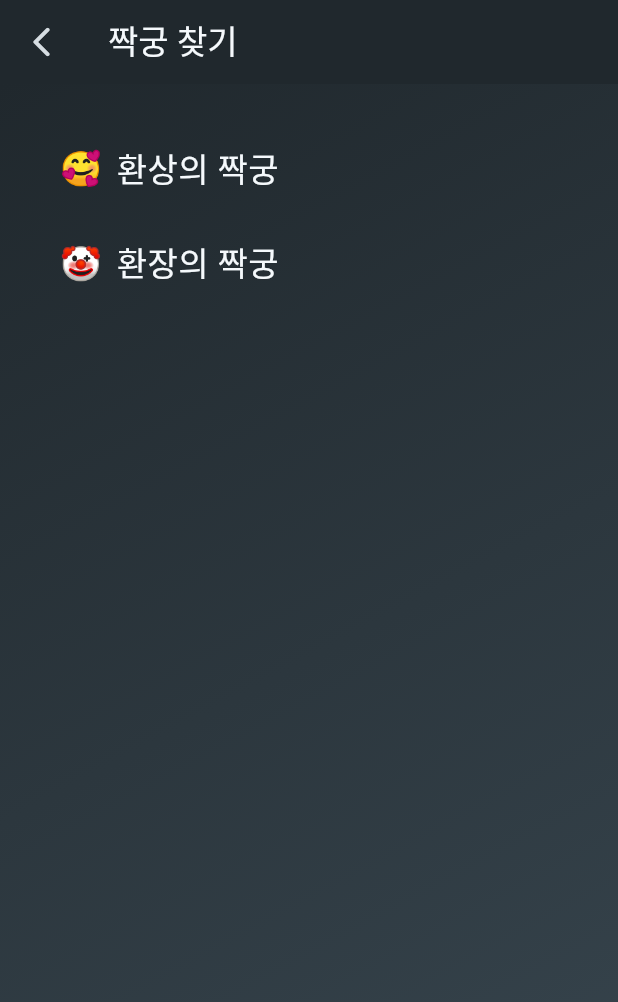
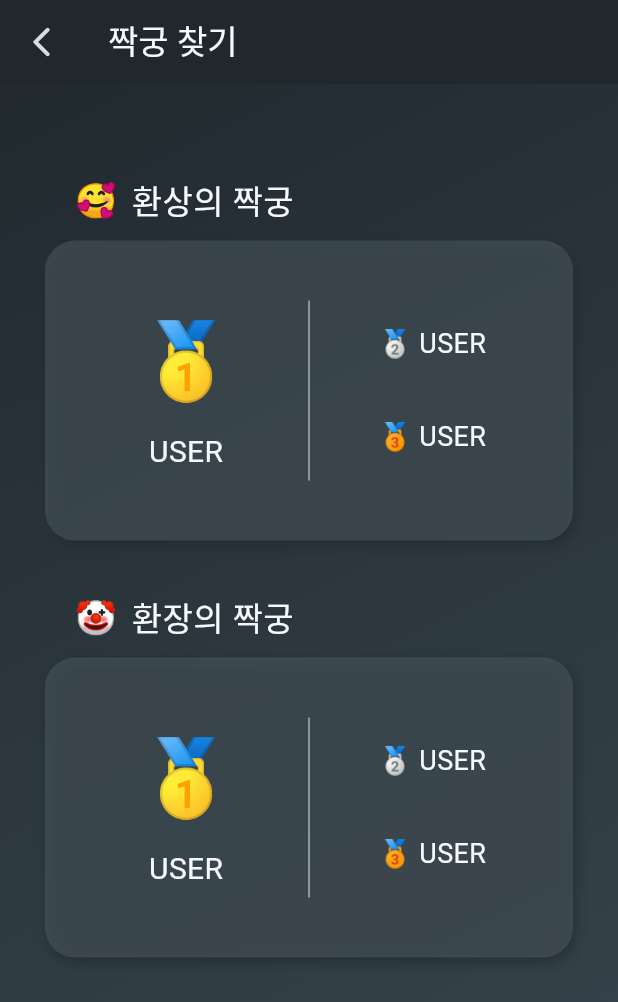
Before and after one commit to Match-Management-App/Frontend, a Flutter app: the screen it shows after launch, scrolled down 56 dp, after a tap on "내 환상/환장의 짝궁은?", on a phone screen of 412 x 824 dp. Shown: the top 1002 px of the screen. Run offline on Flutter 3.47's test engine with Material 3 defaults, Android fonts, the phone set to English and light mode, and no system bars; our stand-ins replace smooth_page_indicator, table_calendar; Roboto replaces fonts that are missing (Pretendard).

Commit message:
feat: 짝궁 랭킹 위젯 만들었는데 뭔가 허전함.. 사진 가져올까

```diff
--- /dev/null
+++ b/wanna_play_soccer/lib/FindPartner/Widget/partner_rank.dart
@@ -0,0 +1,70 @@
+import 'package:flutter/material.dart';
+import 'package:wanna_play_soccer/Theme/my_colors.dart';
+import 'package:wanna_play_soccer/Theme/my_theme.dart';
+
+class PartnerRank extends StatelessWidget {
+  const PartnerRank({
+    super.key,
+    required this.first,
+    required this.second,
+    required this.third,
+  });
+
+  final String first;
+  final String second;
+  final String third;
+
+  @override
+  Widget build(BuildContext context) {
+    return Container(
+      margin: const EdgeInsets.only(bottom: 15),
+      width: double.infinity,
+      height: 200,
+      padding: const EdgeInsets.all(20),
+      decoration: MyTheme.widgetDecoration,
+      child: Row(
+        children: [
+          Expanded(
+            child: Column(
+              mainAxisAlignment: MainAxisAlignment.center,
+              children: [
+                const Text(
+                  "🥇",
+                  style: TextStyle(
+                    fontSize: 50,
+                  ),
+                ),
+                const SizedBox(height: 10),
+                Text(
+                  first,
+                  style: MyTheme.header3,
+                ),
+              ],
+            ),
+          ),
+          const VerticalDivider(
+            color: MyColors.myGrey,
+            thickness: 1,
+            indent: 20,
+            endIndent: 20,
+          ),
+          Expanded(
+            child: Column(
+              mainAxisAlignment: MainAxisAlignment.spaceEvenly,
+              children: [
+                Text(
+                  "🥈 $second",
+                  style: MyTheme.defaultText,
+                ),
+                Text(
+                  "🥉 $third",
+                  style: MyTheme.defaultText,
+                ),
+              ],
+            ),
+          ),
+        ],
+      ),
+    );
+  }
+}
--- a/wanna_play_soccer/lib/FindPartner/find_partner_page.dart
+++ b/wanna_play_soccer/lib/FindPartner/find_partner_page.dart
@@ -1,5 +1,6 @@
 import 'package:flutter/material.dart';
 import 'package:wanna_play_soccer/Component/subtitle.dart';
+import 'package:wanna_play_soccer/FindPartner/Widget/partner_rank.dart';
 import 'package:wanna_play_soccer/Theme/my_colors.dart';
 import 'package:wanna_play_soccer/Theme/my_theme.dart';
 
@@ -8,6 +9,8 @@ class FindPartnerPage extends StatelessWidget {
 
   @override
   Widget build(BuildContext context) {
+    double screenHeight = MediaQuery.of(context).size.height;
+
     return Scaffold(
       appBar: AppBar(
         leading: IconButton(
@@ -28,14 +31,24 @@ class FindPartnerPage extends StatelessWidget {
           style: TextStyle(color: MyColors.myWhite),
         ),
       ),
+      extendBodyBehindAppBar: true,
       body: Container(
-        padding: const EdgeInsets.all(20),
         decoration: MyTheme.backgroundColor,
-        child: const Column(
-          children: [
-            Subtitle(icon: "🥰", subtitle: "환상의 짝궁"),
-            Subtitle(icon: "🤡", subtitle: "환장의 짝궁"),
-          ],
+        height: screenHeight,
+        child: SingleChildScrollView(
+          physics: const ClampingScrollPhysics(),
+          child: Padding(
+            padding: EdgeInsets.fromLTRB(30, screenHeight * 0.1, 30, 40),
+            child: const Column(
+              children: [
+                Padding(padding: EdgeInsets.only(top: 15)),
+                Subtitle(icon: "🥰", subtitle: "환상의 짝궁"),
+                PartnerRank(first: "USER", second: "USER", third: "USER"),
+                Subtitle(icon: "🤡", subtitle: "환장의 짝궁"),
+                PartnerRank(first: "USER", second: "USER", third: "USER"),
+              ],
+            ),
+          ),
         ),
       ),
     );
--- a/wanna_play_soccer/lib/HomeScreen/Widgets/attendance.dart
+++ b/wanna_play_soccer/lib/HomeScreen/Widgets/attendance.dart
@@ -3,7 +3,6 @@ import 'dart:collection';
 import 'package:flutter/material.dart';
 import 'package:table_calendar/table_calendar.dart';
 import 'package:wanna_play_soccer/Theme/calendar.dart';
-import 'package:wanna_play_soccer/Theme/my_colors.dart';
 import 'package:wanna_play_soccer/Theme/my_theme.dart';
 
 class Event {
@@ -19,11 +18,7 @@ class Attendance extends StatelessWidget {
     return Container(
       width: double.infinity,
       height: 320,
-      decoration: BoxDecoration(
-        color: MyColors.widgetGrey,
-        borderRadius: BorderRadius.circular(28),
-        boxShadow: [MyTheme.defaultShadow],
-      ),
+      decoration: MyTheme.widgetDecoration,
       child: Column(
         children: [
           AttendanceCalendar(),
--- a/wanna_play_soccer/lib/HomeScreen/Widgets/next_match.dart
+++ b/wanna_play_soccer/lib/HomeScreen/Widgets/next_match.dart
@@ -14,11 +14,7 @@ class NextMatch extends StatelessWidget {
     return Container(
       height: 120,
       width: double.infinity,
-      decoration: BoxDecoration(
-        color: MyColors.widgetGrey,
-        borderRadius: BorderRadius.circular(28),
-        boxShadow: [MyTheme.defaultShadow],
-      ),
+      decoration: MyTheme.widgetDecoration,
       child: Row(
         mainAxisAlignment: MainAxisAlignment.spaceAround,
         children: [
--- a/wanna_play_soccer/lib/Theme/my_theme.dart
+++ b/wanna_play_soccer/lib/Theme/my_theme.dart
@@ -11,6 +11,12 @@ class MyTheme {
         MyColors.gradientGrey,
       ],
     ),
+  );
+
+  static BoxDecoration widgetDecoration = BoxDecoration(
+    color: MyColors.widgetGrey,
+    borderRadius: BorderRadius.circular(20),
+    boxShadow: [MyTheme.defaultShadow],
   );
 
   static BoxShadow defaultShadow = BoxShadow(
```
